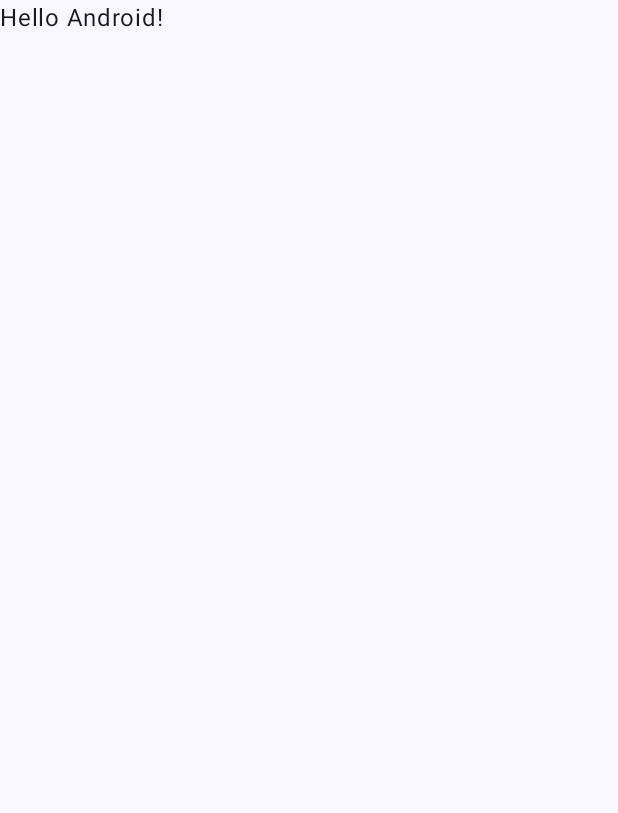
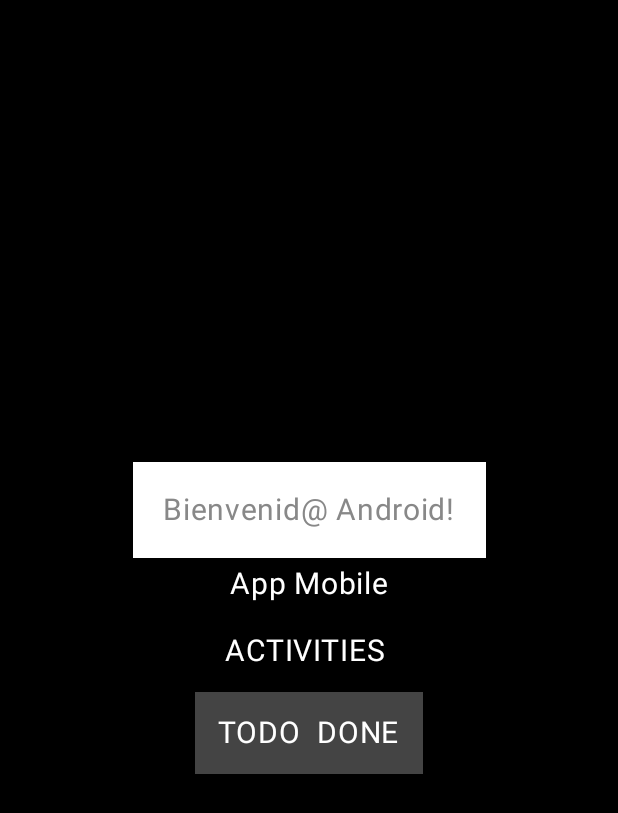
Before and after one commit to Raquel0701/Mobile_DRDT, an Android app built with Jetpack Compose: the screen it shows after launch (MainActivity), on a phone screen of 412 x 824 dp. Before the commit the part shown is almost empty. Shown: the top 813 px of the screen. Run offline under Robolectric (Android 15) with nearby library versions, the phone set to English and light mode, and no system bars.

Commit message:
Text (Columns, Rows, Box, Styles)

```diff
--- a/app/src/main/java/com/example/mobile/MainActivity.kt
+++ b/app/src/main/java/com/example/mobile/MainActivity.kt
@@ -3,13 +3,24 @@ package com.example.mobile
 import android.os.Bundle
 import androidx.activity.ComponentActivity
 import androidx.activity.compose.setContent
+import androidx.compose.foundation.background
+import androidx.compose.foundation.layout.Arrangement
+import androidx.compose.foundation.layout.Column
+import androidx.compose.foundation.layout.Row
 import androidx.compose.foundation.layout.fillMaxSize
+import androidx.compose.foundation.layout.padding
+import androidx.compose.foundation.layout.size
 import androidx.compose.material3.MaterialTheme
 import androidx.compose.material3.Surface
 import androidx.compose.material3.Text
 import androidx.compose.runtime.Composable
+import androidx.compose.ui.Alignment
 import androidx.compose.ui.Modifier
+import androidx.compose.ui.graphics.Color
 import androidx.compose.ui.tooling.preview.Preview
+import androidx.compose.ui.unit.Dp
+import androidx.compose.ui.unit.dp
+import androidx.compose.ui.unit.sp
 import com.example.mobile.ui.theme.MobileTheme
 
 class MainActivity : ComponentActivity() {
@@ -18,10 +29,7 @@ class MainActivity : ComponentActivity() {
         setContent {
             MobileTheme {
                 // A surface container using the 'background' color from the theme
-                Surface(
-                    modifier = Modifier.fillMaxSize(),
-                    color = MaterialTheme.colorScheme.background
-                ) {
+                Surface(modifier = Modifier.fillMaxSize(), color = MaterialTheme.colorScheme.background) {
                     Greeting("Android")
                 }
             }
@@ -30,17 +38,85 @@ class MainActivity : ComponentActivity() {
 }
 
 @Composable
-fun Greeting(name: String, modifier: Modifier = Modifier) {
-    Text(
-        text = "Hello $name!",
-        modifier = modifier
-    )
+fun Greeting(name: String) {
+    Column(
+        modifier = Modifier
+            .background(Color.Black)
+            .fillMaxSize(),
+        verticalArrangement = Arrangement.Center,
+        horizontalAlignment= Alignment.CenterHorizontally
+
+    ) {
+        Text(
+            text = "Bienvenid@ $name!",
+            color = Color.Gray,
+            fontSize = 20.sp,
+            modifier = Modifier
+                .background(Color.White)
+                .padding(20.dp)
+                .size(Dp.Infinity)
+        )
+        Text(
+            text = "App Mobile",
+            color = Color.White,
+            fontSize = 20.sp,
+            modifier = Modifier
+                .padding(5.dp)
+                .size(Dp.Infinity)
+        )
+        Row(
+            modifier = Modifier
+
+                .background(Color.Transparent)
+                .padding(10.dp)
+
+        ) {
+            Text(
+                text = "ACTIVITIES ",
+                color = Color.White,
+                fontSize = 20.sp,
+                modifier = Modifier
+                    .padding(5.dp)
+                    .size(Dp.Infinity)
+            )
+
+        }
+        Row(
+            modifier = Modifier
+
+                .background(Color.DarkGray)
+                .padding(10.dp)
+
+        ) {
+            Text(
+                text = "TODO",
+                color = Color.White,
+                fontSize = 20.sp,
+                modifier = Modifier
+                    .padding(5.dp)
+                    .size(Dp.Infinity)
+            )
+            Text(
+                text = "DONE",
+                color = Color.White,
+                fontSize = 20.sp,
+                modifier = Modifier
+                    .padding(5.dp)
+                    .size(Dp.Infinity)
+            )
+        }
+    }
+
 }
 
-@Preview(showBackground = true)
+@Preview(
+    showBackground = true,
+    showSystemUi = true)
 @Composable
 fun GreetingPreview() {
+
+
     MobileTheme {
-        Greeting("Android")
+        Greeting("DIANA")
     }
 }
```
